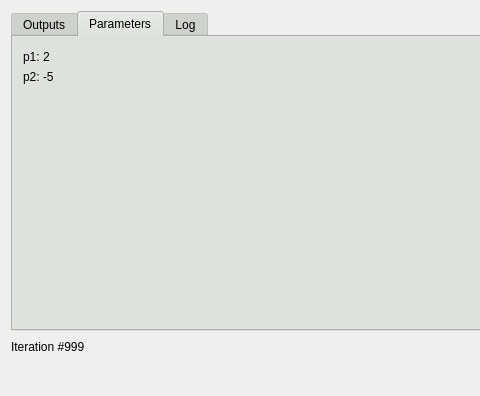
This is ui/ui_files/results_page.ui in gnegrelli/identPy_GUI as Qt 5 draws it before an edit; both pictures show x 0 to 480 and y 0 to 396 of the 827 by 396 pixel window. The edited form follows.
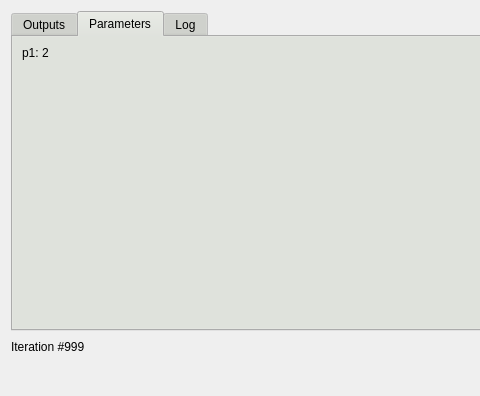
This is the edited form. The open tabs and pages were chosen to show the change.

Commit message: Update results page UI

The edit to the form file:
```diff
--- a/ui/ui_files/results_page.ui
+++ b/ui/ui_files/results_page.ui
@@ -106,32 +106,18 @@
       <attribute name="title">
        <string>Parameters</string>
       </attribute>
-      <widget class="QLabel" name="label_3">
-       <property name="geometry">
-        <rect>
-         <x>10</x>
-         <y>10</y>
-         <width>98</width>
-         <height>20</height>
-        </rect>
-       </property>
-       <property name="text">
-        <string>p1: 2</string>
-       </property>
-      </widget>
-      <widget class="QLabel" name="label_4">
-       <property name="geometry">
-        <rect>
-         <x>10</x>
-         <y>30</y>
-         <width>98</width>
-         <height>20</height>
-        </rect>
-       </property>
-       <property name="text">
-        <string>p2: -5</string>
-       </property>
-      </widget>
+      <layout class="QGridLayout" name="gridLayout_3">
+       <item row="0" column="0">
+        <widget class="QLabel" name="label_3">
+         <property name="text">
+          <string>p1: 2</string>
+         </property>
+         <property name="alignment">
+          <set>Qt::AlignLeading|Qt::AlignLeft|Qt::AlignTop</set>
+         </property>
+        </widget>
+       </item>
+      </layout>
      </widget>
      <widget class="QWidget" name="tab_log">
       <attribute name="title">
```
Left out of the diff: 50 changed lines with no effect on the pictures. The commit also changes 1 other file.
